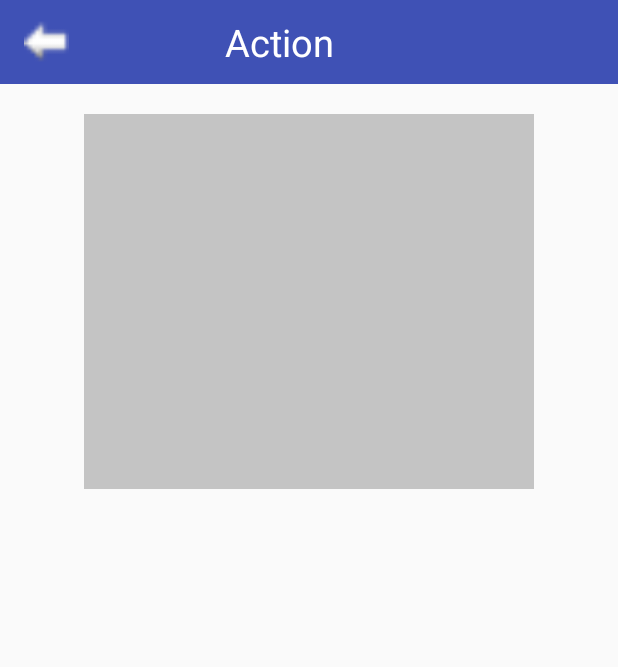
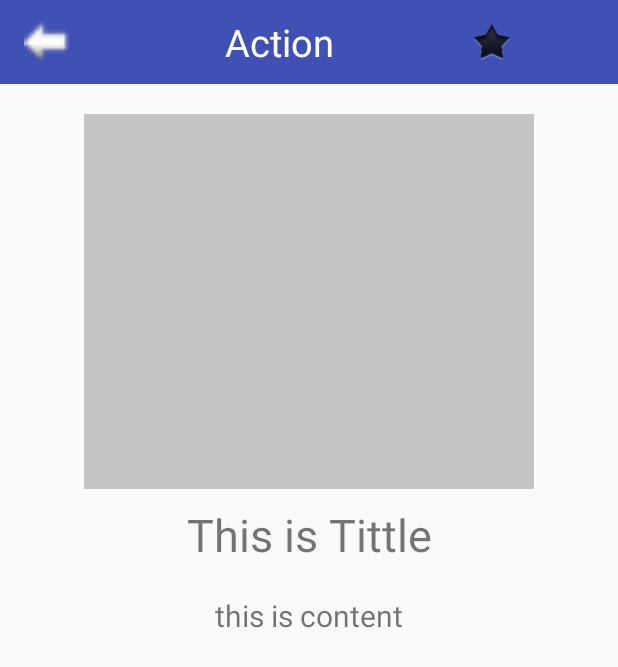
Before and after one commit to AlexZhang-lililil/DoitAction, an Android app: the ActionActivity screen opened directly, with no data from a screen before it, on a phone screen of 412 x 824 dp. Shown: the top 667 px of the screen. Run offline under Robolectric (Android 15) with nearby library versions, the phone set to English and light mode, and no system bars; libraries missing offline, so code that uses them is left out: org.litepal; 6 statements that could not run were skipped.

Commit message:
Bookmarks function finished

```diff
--- a/app/src/main/java/com/example/orquoll/swen90014_2018_or_quoll/ActionActivity.java
+++ b/app/src/main/java/com/example/orquoll/swen90014_2018_or_quoll/ActionActivity.java
@@ -7,20 +7,26 @@
 import android.widget.Button;
 import android.widget.TextView;
 
+import com.example.orquoll.swen90014_2018_or_quoll.db.DAO.DAOFactory;
+
 public class ActionActivity extends AppCompatActivity {
 
     private Button btn_back;
     private TextView txt_content;
     private TextView txt_tittle;
+    private String actionId;
+    private Button btn_bookmark;
 
     @Override
     protected void onCreate(Bundle savedInstanceState) {
         super.onCreate(savedInstanceState);
         setContentView(R.layout.activity_action);
 
+        final DAOFactory newFactory = new DAOFactory();
         btn_back = (Button)findViewById( R.id.btn_back_action );
         txt_content = (TextView)findViewById( R.id.txt_action_content );
         txt_tittle = (TextView)findViewById( R.id.txt_action_tittle );
+        btn_bookmark = (Button)findViewById(R.id.btn_mark);
 
         btn_back.setOnClickListener( new View.OnClickListener() {
             @Override
@@ -29,12 +35,31 @@
             }
         } );
 
-        Intent intent = getIntent();
-        txt_tittle.setText( intent.getStringExtra( "Tittle" ) );
-        txt_content.setText( intent.getStringExtra( "Content" ) );
+        Bundle actionBundle = getIntent().getExtras();
+        txt_tittle.setText(actionBundle.getString("Tittle"));
+        txt_content.setText( actionBundle.getString("Content"));
+        actionId = actionBundle.getString("Id");
+
+        setMarkState(actionId);
+
+        btn_bookmark.setOnClickListener(new View.OnClickListener() {
+            @Override
+            public void onClick(View view) {
+                newFactory.getActionDAOImpInstance().markAction(actionId);
+                setMarkState(actionId);
+            }
+        });
+
 
 
 
     }
-
+    public void setMarkState(String actionId){
+        DAOFactory newFactory = new DAOFactory();
+        if(newFactory.getActionDAOImpInstance().searchById(actionId).isActionMarked()) {
+            btn_bookmark.setBackground(getResources().getDrawable(R.drawable.icon_bookmark3));
+        }else {
+            btn_bookmark.setBackground(getResources().getDrawable(R.drawable.icon_bookmark2));
+        }
+    }
 }
--- a/app/src/main/java/com/example/orquoll/swen90014_2018_or_quoll/db/DAO/ActionDAO.java
+++ b/app/src/main/java/com/example/orquoll/swen90014_2018_or_quoll/db/DAO/ActionDAO.java
@@ -7,5 +7,10 @@
 
     public Action[] display();
 
+    public void markAction(String actionId );
+
+    public Action[] displayMarkedAction();
+
+    public Action searchById(String actionId);
 
 }
--- a/app/src/main/res/layout/activity_action.xml
+++ b/app/src/main/res/layout/activity_action.xml
@@ -23,6 +23,13 @@
             android:textSize="25sp"
             android:textColor="@color/transparent"
             android:layout_marginLeft="120dp"
+            />
+
+        <Button
+            android:layout_width="30dp"
+            android:layout_height="30dp"
+            android:layout_marginLeft="90dp"
+            android:id="@+id/btn_mark"
             />
     </Toolbar>
     <ScrollView
```
Also changed, not shown: app/src/main/java/com/example/orquoll/swen90014_2018_or_quoll/Adapters/BookmarksAdapter.java (added, +80 -0 lines), app/src/main/java/com/example/orquoll/swen90014_2018_or_quoll/Adapters/MenuSuggestionAdapter.java (+7 -2 lines), app/src/main/java/com/example/orquoll/swen90014_2018_or_quoll/BookmarksActivity.java (+21 -0 lines), app/src/main/java/com/example/orquoll/swen90014_2018_or_quoll/db/DAO/ActionDAOImp.java (+35 -2 lines), app/src/main/java/com/example/orquoll/swen90014_2018_or_quoll/entity/Action.java (+8 -0 lines), app/src/main/res/layout/activity_bookmarks.xml (+11 -2 lines), app/src/main/res/layout/layout_list_bookmarks.xml (added, +31 -0 lines), app/src/main/res/drawable-xxxhdpi/icon_bookmark2.png (added), app/src/main/res/drawable-xxxhdpi/icon_bookmark3.png (added).
